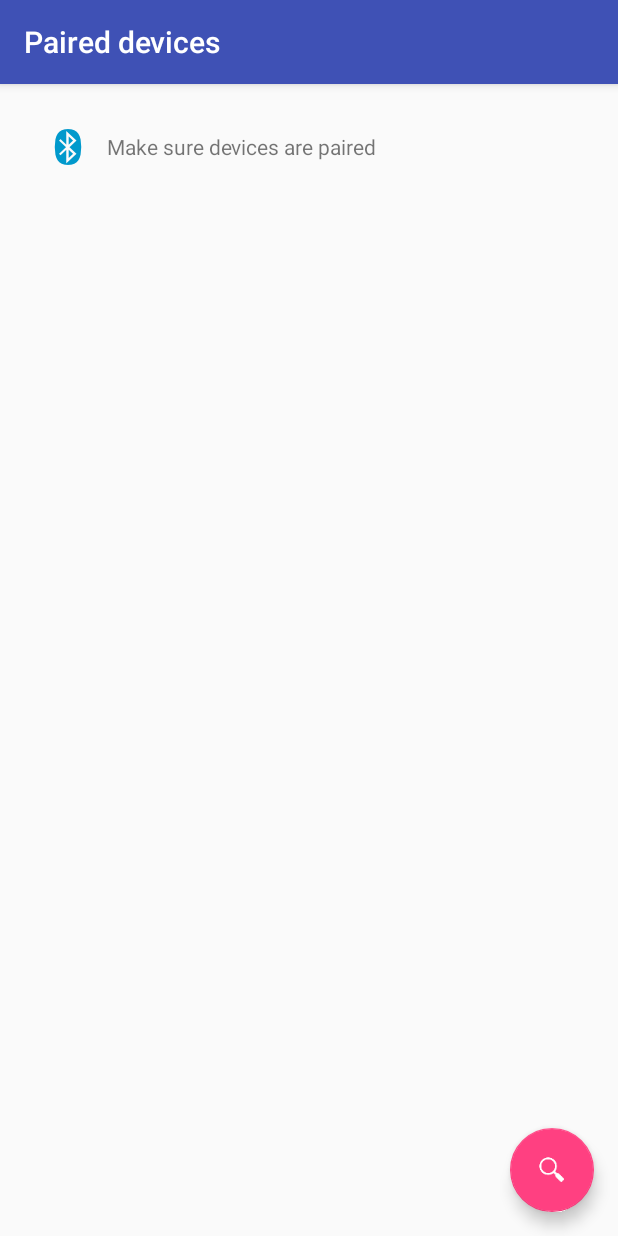
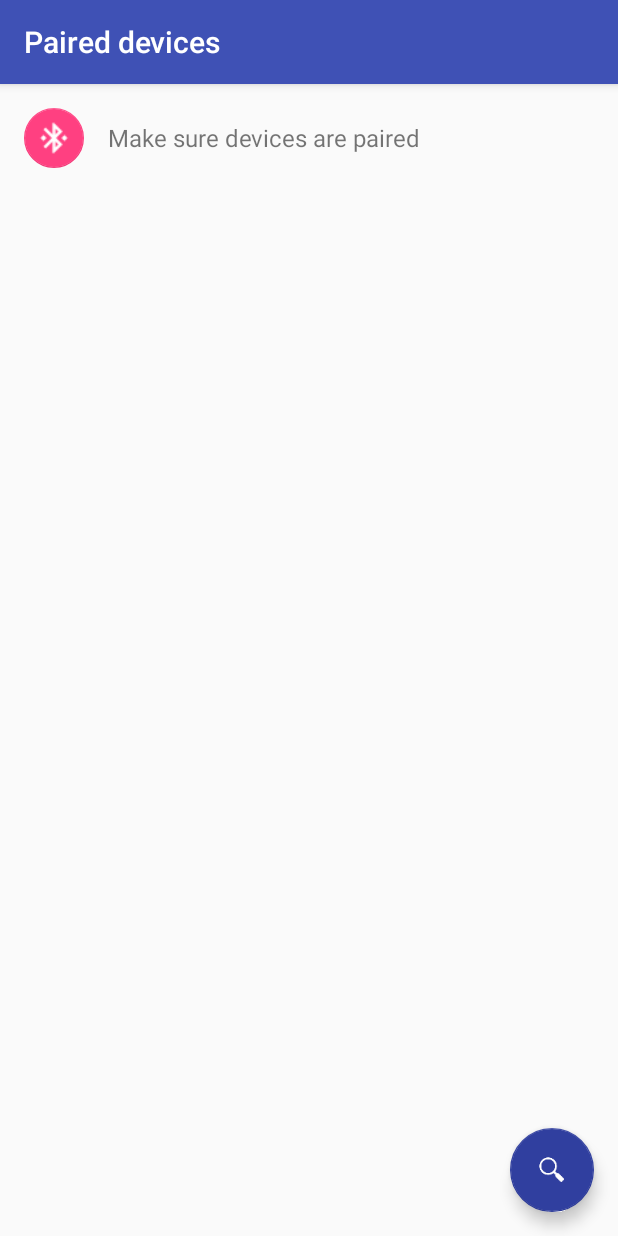
Before and after one commit to CarlosCano93/ArduBlueDroid, an Android app: the screen it shows after launch (DeviceListActivity), on a phone screen of 412 x 824 dp. Run offline under Robolectric (Android 15) with nearby library versions, the phone set to English and light mode, and no system bars.

Commit message:
Add adapter to recyclerview

```diff
--- a/app/build.gradle
+++ b/app/build.gradle
@@ -30,4 +30,6 @@ dependencies {
     compile 'com.jakewharton:butterknife:7.0.1'
     compile 'com.android.support:design:25.0.1'
     compile 'com.android.support:recyclerview-v7:25.0.1'
+
+    compile 'com.github.pavlospt:roundedletterview:1.2'
 }
--- a/app/src/main/java/Adapter/MyAdapter.java
+++ /dev/null
@@ -1,57 +0,0 @@
-package Adapter;
-
-import android.support.v7.widget.RecyclerView;
-import android.view.LayoutInflater;
-import android.view.View;
-import android.view.ViewGroup;
-import android.widget.TextView;
-
-import java.util.List;
-
-import ccano.android.ardubluedroid.R;
-
-/**
- * Created by Carlos on 15/11/2016.
- */
-
-public class MyAdapter extends RecyclerView.Adapter<MyAdapter.ViewHolder> {
-
-    private List<String> mDataset;
-
-    public static class ViewHolder extends RecyclerView.ViewHolder {
-
-        public TextView mTextView;
-
-        public ViewHolder(View v) {
-            super(v);
-            v.setClickable(true);
-            mTextView = (TextView) itemView.findViewById(R.id.tvDeviceRow);
-        }
-    }
-
-    public MyAdapter(List<String> myDataset) {
-        mDataset = myDataset;
-    }
-
-    @Override
-    public MyAdapter.ViewHolder onCreateViewHolder(ViewGroup parent, int viewType) {
-        // create a new view
-        View v = LayoutInflater.from(parent.getContext())
-                .inflate(R.layout.device_list_row, parent, false);
-        // set the view's size, margins, paddings and layout parameters
-
-        ViewHolder vh = new ViewHolder(v);
-        return vh;
-    }
-
-    @Override
-    public void onBindViewHolder(MyAdapter.ViewHolder holder, int position) {
-        holder.mTextView.setText(mDataset.get(position));
-
-    }
-
-    @Override
-    public int getItemCount() {
-        return mDataset.size();
-    }
-}
--- a/app/src/main/java/ccano/android/ardubluedroid/activities/DeviceListActivity.java
+++ b/app/src/main/java/ccano/android/ardubluedroid/activities/DeviceListActivity.java
@@ -1,8 +1,11 @@
 package ccano.android.ardubluedroid.activities;
 
+import android.app.ProgressDialog;
 import android.bluetooth.BluetoothAdapter;
 import android.bluetooth.BluetoothDevice;
+import android.bluetooth.BluetoothSocket;
 import android.content.Intent;
+import android.os.AsyncTask;
 import android.os.Bundle;
 import android.support.design.widget.FloatingActionButton;
 import android.support.design.widget.Snackbar;
@@ -14,11 +17,13 @@ import android.support.v7.widget.Toolbar;
 import android.view.View;
 import android.widget.Toast;
 
+import java.io.IOException;
 import java.util.ArrayList;
 import java.util.Set;
+import java.util.UUID;
 
-import Adapter.MyAdapter;
 import ccano.android.ardubluedroid.R;
+import ccano.android.ardubluedroid.adapters.MyAdapter;
 
 public class DeviceListActivity extends AppCompatActivity {
 
@@ -29,13 +34,17 @@ public class DeviceListActivity extends AppCompatActivity {
 
     // bluetooth
     private BluetoothAdapter btAdapter = BluetoothAdapter.getDefaultAdapter();
+    private boolean isBtConnected = false;
+    private BluetoothSocket btSocket = null;
+
+    // bluetooth list data
     ArrayList<String> deviceListName = new ArrayList<String>();
     ArrayList<String> deviceListMacAdress = new ArrayList<String>();
 
-    // name to send via intent
-    public static final String EXTRA_DEVICE_ADDRESS = "device_address";
-    //used to turn on bluetooth
-    private static final int REQUEST_ENABLE_BT = 1;
+    // SPP UUID service - this should work for most devices
+    private static final UUID DEFAULT_UUID = UUID.fromString("00001101-0000-1000-8000-00805F9B34FB");
+
+    private String macAddress = null; //TODO get macAddress clicked
 
     @Override
     protected void onCreate(Bundle savedInstanceState) {
@@ -57,8 +66,7 @@ public class DeviceListActivity extends AppCompatActivity {
             }
         });
 
-
-        rvAdapterDevices = new MyAdapter(deviceListName);
+        rvAdapterDevices = new MyAdapter(deviceListName, deviceListMacAdress);
         rvLayoutManagerDevices = new LinearLayoutManager(getApplicationContext());
 
         rvDevices.setLayoutManager(rvLayoutManagerDevices);
@@ -68,22 +76,24 @@ public class DeviceListActivity extends AppCompatActivity {
         getBluetoothPairedDevices();
     }
 
-    /**
-     * get all bluetooth paired devices on this smartphone
-     */
-    public void getBluetoothPairedDevices(){
-        deviceListName.clear();
+    public void connectDevice(String macAddress){
+        this.macAddress = macAddress;
+        new BluetoothConnection().execute();
+    }
+
+    private void getBluetoothPairedDevices(){
+        if (deviceListName.size() != 0){
+            deviceListName.clear();
+        }
 
         if (activateBluetooth()){
             Set<BluetoothDevice> pairedDevices = btAdapter.getBondedDevices();
             // If there are paired devices
             if (pairedDevices != null && pairedDevices.size() > 0) {
-                // Loop through paired devices
                 for (BluetoothDevice device : pairedDevices) {
                     // use two arrays; with names for the user and other with internal MAC to connect devices
                     deviceListName.add(device.getName());
                     deviceListMacAdress.add(device.getAddress());
-                    //DEBUG Toast.makeText(this, device.getName(), Toast.LENGTH_SHORT).show();
                 }
             } else {
                 deviceListName.add(getString(R.string.devices_not_found));
@@ -95,13 +105,13 @@ public class DeviceListActivity extends AppCompatActivity {
      * Check bluetooth compatibility
      * And turn on bluetooth
      */
-    public boolean activateBluetooth(){
+    private boolean activateBluetooth(){
         if (btAdapter == null) {
             Toast.makeText(this, getString(R.string.bluetooth_incompatible), Toast.LENGTH_LONG).show();
             return false;
         } else if (!btAdapter.isEnabled()) {
             Intent enableBtIntent = new Intent(BluetoothAdapter.ACTION_REQUEST_ENABLE);
-            startActivityForResult(enableBtIntent, REQUEST_ENABLE_BT);
+            startActivityForResult(enableBtIntent, 1);
             return true;
         }
         return true;
@@ -110,4 +120,65 @@ public class DeviceListActivity extends AppCompatActivity {
     void msg(String s){
         Toast.makeText(this, s, Toast.LENGTH_LONG).show();
     }
+
+    //
+    // BLUETOOTH ASYNC TASK
+    //
+
+    /**
+     * AsyncTask is an easy way to execute some code in a background
+     * BluetoothConnection gets a new connection with a bluetooth device
+     */
+    private class BluetoothConnection extends AsyncTask<Void, Void, Void>
+    {
+        private boolean connectSuccess = true;
+        private ProgressDialog progDailog;
+
+        @Override
+        protected void onPreExecute() {
+            super.onPreExecute();
+
+            //FIXME change this for just a cirlce load
+            progDailog = new ProgressDialog(DeviceListActivity.this);
+            progDailog.setMessage(getString(R.string.connection_connecting));
+            progDailog.setIndeterminate(false);
+            progDailog.setProgressStyle(ProgressDialog.STYLE_SPINNER);
+            progDailog.setCancelable(true);
+            progDailog.show();
+        }
+
+        @Override
+        protected Void doInBackground(Void... devices){
+            try{
+                if (btSocket == null || !isBtConnected){
+                    btAdapter = BluetoothAdapter.getDefaultAdapter();
+                    BluetoothDevice btDevice = btAdapter.getRemoteDevice(macAddress); //connect to device with MAC
+                    btSocket = btDevice.createInsecureRfcommSocketToServiceRecord(DEFAULT_UUID);
+                    BluetoothAdapter.getDefaultAdapter().cancelDiscovery();
+                    btSocket.connect();
+                }
+            }catch (IOException e){
+                connectSuccess = false;
+            }
+            return null;
+        }
+        @Override
+        protected void onPostExecute(Void result)
+        {
+            super.onPostExecute(result);
+
+            if (!connectSuccess){
+                msg(getString(R.string.connection_failed));
+            } else{
+                msg(getString(R.string.connection_succesfull));
+                isBtConnected = true;
+
+                btAdapter.cancelDiscovery();
+            }
+            if (progDailog.isShowing()){
+                progDailog.dismiss();
+            }
+
+        }
+    }
 }
--- /dev/null
+++ b/app/src/main/java/ccano/android/ardubluedroid/adapters/MyAdapter.java
@@ -0,0 +1,72 @@
+package ccano.android.ardubluedroid.adapters;
+
+import android.content.Context;
+import android.support.v7.widget.RecyclerView;
+import android.view.LayoutInflater;
+import android.view.View;
+import android.view.ViewGroup;
+import android.widget.TableRow;
+import android.widget.TextView;
+
+import java.util.List;
+
+import ccano.android.ardubluedroid.R;
+import ccano.android.ardubluedroid.activities.DeviceListActivity;
+
+/**
+ * Created by Carlos on 15/11/2016.
+ */
+
+public class MyAdapter extends RecyclerView.Adapter<MyAdapter.ViewHolder> {
+
+    private List<String> namesDevice;
+    private List<String> addressesDevice;
+
+    public String macAddress;
+
+    public class ViewHolder extends RecyclerView.ViewHolder {
+
+        public TextView mTextView;
+        public TableRow tableRow;
+
+        public ViewHolder(View v) {
+            super(v);
+            mTextView = (TextView) itemView.findViewById(R.id.tvDeviceRow);
+            tableRow = (TableRow) itemView.findViewById(R.id.trRow);
+        }
+    }
+
+    public MyAdapter(List<String> namesDevice, List<String> addressesDevice) {
+        this.namesDevice = namesDevice;
+        this.addressesDevice = addressesDevice;
+    }
+
+    @Override
+    public MyAdapter.ViewHolder onCreateViewHolder(ViewGroup parent, int viewType) {
+        // create a new view
+        View v = LayoutInflater.from(parent.getContext())
+                .inflate(R.layout.device_list_row, parent, false);
+
+        ViewHolder vh = new ViewHolder(v);
+        return vh;
+    }
+
+    @Override
+    public void onBindViewHolder(MyAdapter.ViewHolder holder, final int position) {
+        holder.mTextView.setText(namesDevice.get(position));
+        holder.tableRow.setOnClickListener(new View.OnClickListener() {
+            @Override
+            public void onClick(View view) {
+                Context context = view.getContext();
+                if (context instanceof DeviceListActivity){
+                    ((DeviceListActivity)context).connectDevice(addressesDevice.get(position));
+                }
+            }
+        });
+    }
+
+    @Override
+    public int getItemCount() {
+        return namesDevice.size();
+    }
+}
--- a/app/src/main/res/layout/activity_device_list.xml
+++ b/app/src/main/res/layout/activity_device_list.xml
@@ -29,6 +29,7 @@
         android:layout_height="wrap_content"
         android:layout_gravity="bottom|end"
         android:layout_margin="@dimen/fab_margin"
-        app:srcCompat="@drawable/ic_action_search" />
+        app:srcCompat="@drawable/ic_action_search"
+        app:backgroundTint="?attr/colorPrimaryDark" />
 
 </android.support.design.widget.CoordinatorLayout>
--- a/app/src/main/res/layout/content_device_list.xml
+++ b/app/src/main/res/layout/content_device_list.xml
@@ -5,10 +5,6 @@
     android:id="@+id/content_device_list"
     android:layout_width="match_parent"
     android:layout_height="match_parent"
-    android:paddingBottom="@dimen/activity_vertical_margin"
-    android:paddingLeft="@dimen/activity_horizontal_margin"
-    android:paddingRight="@dimen/activity_horizontal_margin"
-    android:paddingTop="@dimen/activity_vertical_margin"
     app:layout_behavior="@string/appbar_scrolling_view_behavior"
     tools:context="ccano.android.ardubluedroid.activities.DeviceListActivity"
     tools:showIn="@layout/activity_device_list">
--- a/app/src/main/res/layout/device_list_row.xml
+++ b/app/src/main/res/layout/device_list_row.xml
@@ -11,24 +11,26 @@
         <TableRow
             android:layout_width="match_parent"
             android:gravity="center_vertical"
-            android:padding="10dp"
             tools:ignore="UselessParent"
-            android:layout_height="wrap_content"
-            android:baselineAligned="false">
+            android:layout_height="match_parent"
+            android:baselineAligned="false"
+            android:id="@+id/trRow">
 
-            <ImageView
+            <android.support.design.widget.FloatingActionButton
+                android:id="@+id/fbRow"
                 android:layout_width="wrap_content"
                 android:layout_height="wrap_content"
-                android:paddingRight="10dp"
-                android:paddingLeft="3dp"
-                android:src="@drawable/ic_action_bluetooth"
-                android:id="@+id/imageView"
-                android:contentDescription="Bluetooth" />
+                android:layout_margin="16dp"
+                app:fabSize="mini"
+                app:srcCompat="@drawable/ic_bluetooth_connected"
+                app:elevation="0dp" />
 
             <TextView
                 android:text="TextView"
                 android:layout_width="wrap_content"
                 android:layout_height="wrap_content"
+                android:fontFamily="sans-serif"
+                android:textSize="16sp"
                 android:id="@+id/tvDeviceRow" />
 
         </TableRow>
--- a/app/src/main/res/values/strings.xml
+++ b/app/src/main/res/values/strings.xml
@@ -22,5 +22,6 @@
     <string name="action_settings">Settings</string>
     <string name="title_activity_devices_list">DevicesListActivity</string>
     <string name="title_activity_device_list">DeviceListActivity</string>
+    <string name="default_item_list">Scan new devices</string>
 
 </resources>
```
Also changed, not shown: app/src/main/res/drawable-hdpi/ic_action_bluetooth.png (deleted), app/src/main/res/drawable-hdpi/ic_bluetooth_connected.png (added), app/src/main/res/drawable-mdpi/ic_action_bluetooth.png (deleted), app/src/main/res/drawable-mdpi/ic_bluetooth_connected.png (added), app/src/main/res/drawable-xhdpi/ic_action_bluetooth.png (deleted), app/src/main/res/drawable-xhdpi/ic_bluetooth_connected.png (added), app/src/main/res/drawable-xxhdpi/ic_action_bluetooth.png (deleted), app/src/main/res/drawable-xxhdpi/ic_bluetooth_connected.png (added), app/src/main/res/drawable-xxxhdpi/ic_action_bluetooth.png (deleted), app/src/main/res/drawable-xxxhdpi/ic_bluetooth_connected.png (added).
